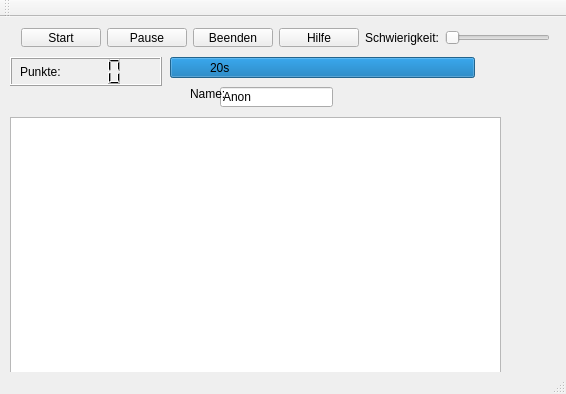
Before: the Qt Designer form QtDHBWscapes.ui in bernndd/QtDHBWscapes, drawn with Qt 5.
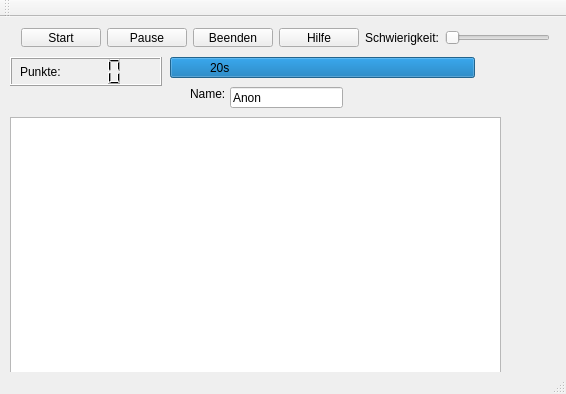
After: the same form once the commit is applied. Icons and pictures are not drawn.

Commit message: Highscore anzeigen

What changed in the file:
```diff
--- a/QtDHBWscapes.ui
+++ b/QtDHBWscapes.ui
@@ -157,10 +157,10 @@
    <widget class="QLineEdit" name="lineEdit">
     <property name="geometry">
      <rect>
-      <x>220</x>
+      <x>230</x>
       <y>70</y>
       <width>113</width>
-      <height>20</height>
+      <height>21</height>
      </rect>
     </property>
     <property name="text">
```
The commit also changes 1 other file.
